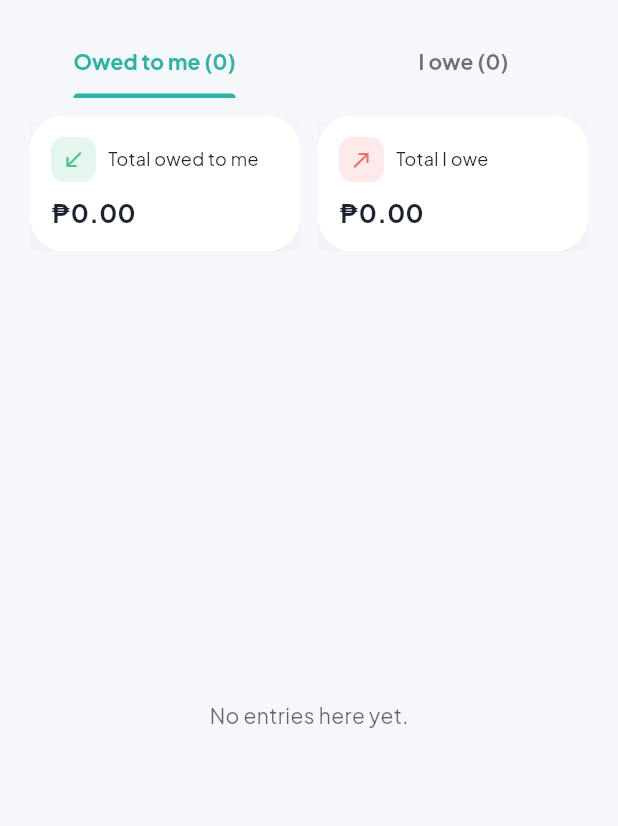
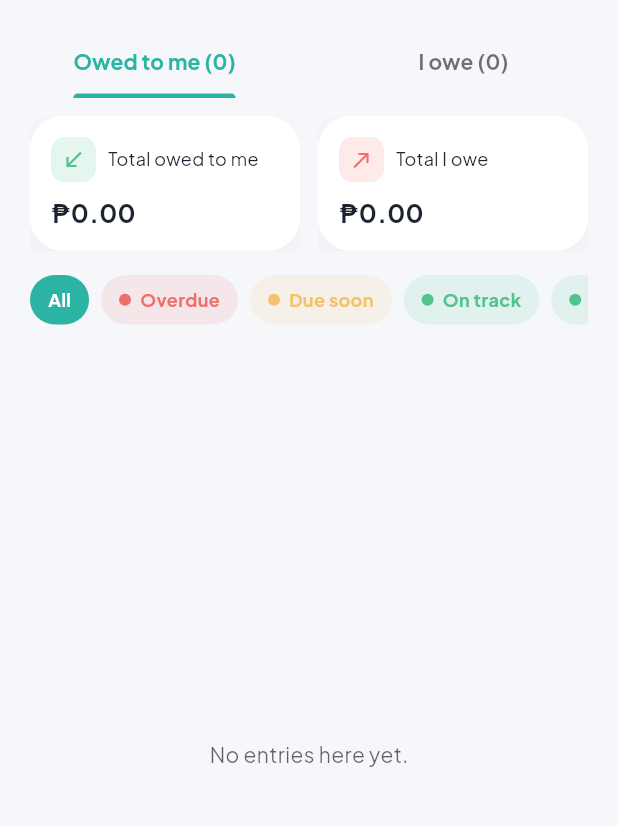
Before and after one commit to MaikeruFurora/pesoflow, a Flutter app: the DebtsScreen screen opened directly, on a phone screen of 412 x 824 dp, the part 58-884 px from its top. Run offline on Flutter 3.47's test engine with Material 3 defaults, Android fonts, the phone set to English and light mode, and no system bars; our stand-ins replace file_picker, fl_chart, google_fonts, hive_flutter, local_auth, package_info_plus and 1 more; accounts and stored records are empty.

Commit message:
new update v1.2.0

```diff
--- a/docs/version.json
+++ b/docs/version.json
@@ -1,6 +1,6 @@
 {
-  "version": "1.1.0",
-  "versionCode": 2,
+  "version": "1.2.0",
+  "versionCode": 3,
   "url": "https://maikerufurora.github.io/pesoflow/peso-flow.apk",
-  "notes": "Debt detail screen with payment history + CRUD. Visual jar redesign on a clean light background. Polished edit/delete actions and AppBar buttons."
+  "notes": "Date filter for debt payment history. Status filter chips on the Debt Tracker (All / Overdue / Due soon / On track / Paid). Dynamic version readout in Settings → About."
 }
--- a/lib/screens/debts_screen.dart
+++ b/lib/screens/debts_screen.dart
@@ -20,11 +20,17 @@ class _DebtsScreenState extends State<DebtsScreen>
     with SingleTickerProviderStateMixin {
   late final TabController _tabs = TabController(length: 2, vsync: this);
 
+  // null = "All"; otherwise filter by this single status
+  DebtStatus? _statusFilter;
+
   @override
   void dispose() {
     _tabs.dispose();
     super.dispose();
   }
+
+  bool _matches(Debt d) =>
+      _statusFilter == null || d.status == _statusFilter;
 
   @override
   Widget build(BuildContext context) {
@@ -34,6 +40,8 @@ class _DebtsScreenState extends State<DebtsScreen>
         .toList();
     final iOwe =
         state.debts.where((d) => d.direction == DebtDirection.iOwe).toList();
+    final owedFiltered = owed.where(_matches).toList();
+    final iOweFiltered = iOwe.where(_matches).toList();
 
     return Scaffold(
       appBar: AppBar(
@@ -55,8 +63,8 @@ class _DebtsScreenState extends State<DebtsScreen>
               .withOpacity(0.55),
           labelStyle: const TextStyle(fontWeight: FontWeight.w700),
           tabs: [
-            Tab(text: 'Owed to me (${owed.length})'),
-            Tab(text: 'I owe (${iOwe.length})'),
+            Tab(text: 'Owed to me (${owedFiltered.length})'),
+            Tab(text: 'I owe (${iOweFiltered.length})'),
           ],
         ),
       ),
@@ -86,16 +94,163 @@ class _DebtsScreenState extends State<DebtsScreen>
               ],
             ),
           ),
+          Padding(
+            padding: const EdgeInsets.fromLTRB(20, 12, 20, 0),
+            child: _StatusFilterBar(
+              value: _statusFilter,
+              onChanged: (s) => setState(() => _statusFilter = s),
+              counts: _countsByStatus([...owed, ...iOwe]),
+            ),
+          ),
           Expanded(
             child: TabBarView(
               controller: _tabs,
               children: [
-                _DebtList(debts: owed),
-                _DebtList(debts: iOwe),
+                _DebtList(debts: owedFiltered),
+                _DebtList(debts: iOweFiltered),
               ],
             ),
           ),
         ],
+      ),
+    );
+  }
+
+  Map<DebtStatus, int> _countsByStatus(List<Debt> all) {
+    final m = <DebtStatus, int>{};
+    for (final d in all) {
+      m[d.status] = (m[d.status] ?? 0) + 1;
+    }
+    return m;
+  }
+}
+
+class _StatusFilterBar extends StatelessWidget {
+  const _StatusFilterBar({
+    required this.value,
+    required this.onChanged,
+    required this.counts,
+  });
+
+  final DebtStatus? value;
+  final ValueChanged<DebtStatus?> onChanged;
+  final Map<DebtStatus, int> counts;
+
+  static const _statusOrder = [
+    DebtStatus.overdue,
+    DebtStatus.dueSoon,
+    DebtStatus.upcoming,
+    DebtStatus.paid,
+  ];
+
+  Color _color(DebtStatus s) {
+    switch (s) {
+      case DebtStatus.paid:
+        return AppColors.success;
+      case DebtStatus.upcoming:
+        return AppColors.success;
+      case DebtStatus.dueSoon:
+        return AppColors.warning;
+      case DebtStatus.overdue:
+        return AppColors.danger;
+    }
+  }
+
+  String _label(DebtStatus s) {
+    switch (s) {
+      case DebtStatus.paid:
+        return 'Paid';
+      case DebtStatus.upcoming:
+        return 'On track';
+      case DebtStatus.dueSoon:
+        return 'Due soon';
+      case DebtStatus.overdue:
+        return 'Overdue';
+    }
+  }
+
+  @override
+  Widget build(BuildContext context) {
+    return SingleChildScrollView(
+      scrollDirection: Axis.horizontal,
+      padding: const EdgeInsets.symmetric(vertical: 4),
+      child: Row(
+        children: [
+          _Chip(
+            label: 'All',
+            selected: value == null,
+            color: AppColors.primary,
+            onTap: () => onChanged(null),
+          ),
+          ..._statusOrder.map((s) {
+            final n = counts[s] ?? 0;
+            return Padding(
+              padding: const EdgeInsets.only(left: 8),
+              child: _Chip(
+                label: n == 0 ? _label(s) : '${_label(s)} ($n)',
+                color: _color(s),
+                selected: value == s,
+                onTap: () => onChanged(s),
+                showDot: true,
+              ),
+            );
+          }),
+        ],
+      ),
+    );
+  }
+}
+
+class _Chip extends StatelessWidget {
+  const _Chip({
+    required this.label,
+    required this.selected,
+    required this.color,
+    required this.onTap,
+    this.showDot = false,
+  });
+  final String label;
+  final bool selected;
+  final Color color;
+  final VoidCallback onTap;
+  final bool showDot;
+
+  @override
+  Widget build(BuildContext context) {
+    return Material(
+      color: selected ? color : color.withOpacity(0.12),
+      borderRadius: BorderRadius.circular(20),
+      child: InkWell(
+        onTap: onTap,
+        borderRadius: BorderRadius.circular(20),
+        child: Padding(
+          padding:
+              const EdgeInsets.symmetric(horizontal: 12, vertical: 8),
+          child: Row(
+            mainAxisSize: MainAxisSize.min,
+            children: [
+              if (showDot) ...[
+                Container(
+                  width: 8,
+                  height: 8,
+                  decoration: BoxDecoration(
+                    shape: BoxShape.circle,
+                    color: selected ? Colors.white : color,
+                  ),
+                ),
+                const SizedBox(width: 6),
+              ],
+              Text(
+                label,
+                style: TextStyle(
+                  color: selected ? Colors.white : color,
+                  fontWeight: FontWeight.w700,
+                  fontSize: 12,
+                ),
+              ),
+            ],
+          ),
+        ),
       ),
     );
   }
--- a/pubspec.yaml
+++ b/pubspec.yaml
@@ -1,7 +1,7 @@
 name: iponlock
 description: "PesoFlow — secure savings, wallets, goals, and debt tracker."
 publish_to: 'none'
-version: 1.1.0+2
+version: 1.2.0+3
 
 environment:
   sdk: '>=3.4.3 <4.0.0'
```
Also changed, not shown: lib/screens/debt_detail_screen.dart (+56 -9 lines).
